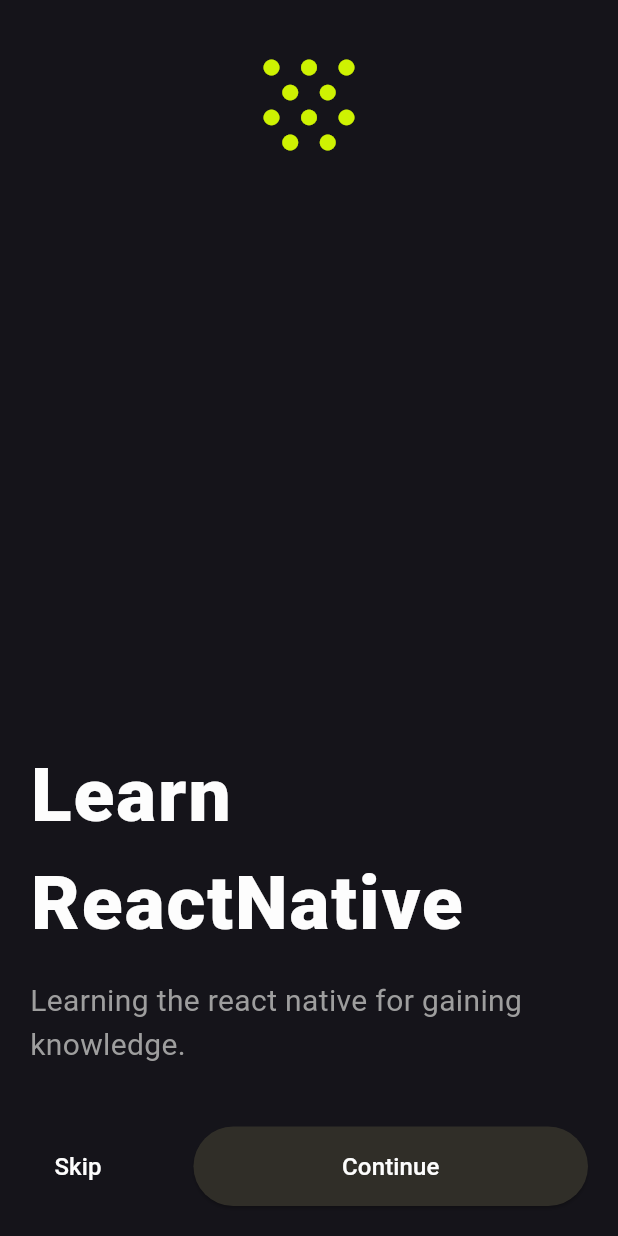
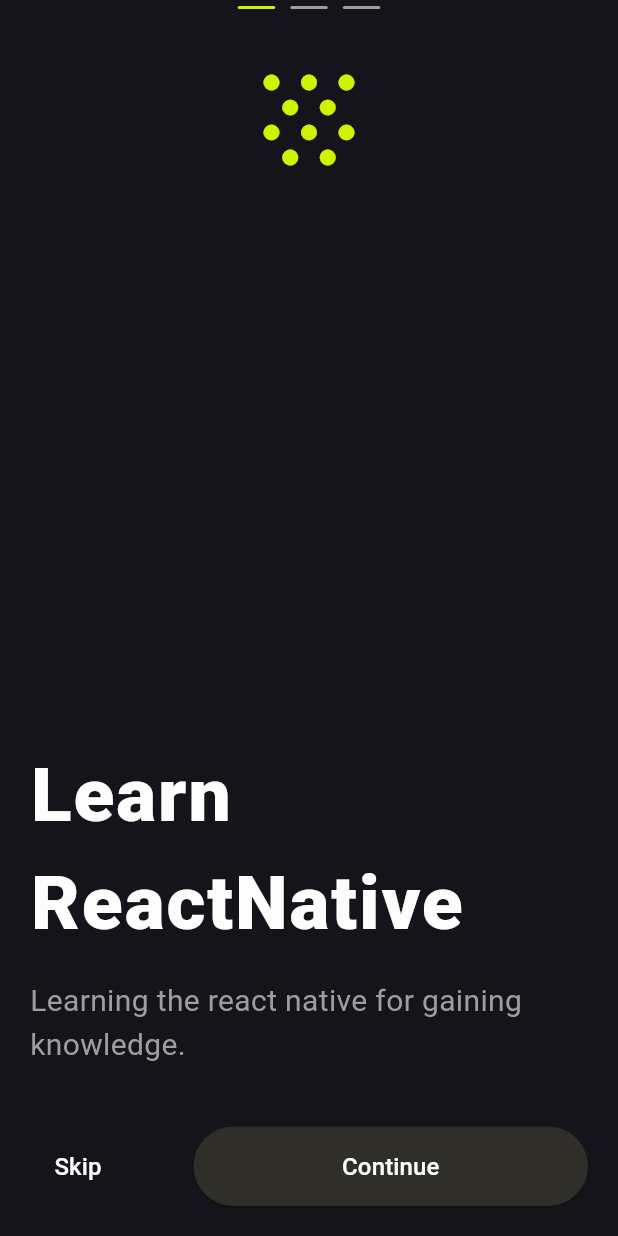
Before and after one commit to lamsalsangam/Flutter, a Flutter app: the OnboardingScreen screen opened directly, on a phone screen of 412 x 824 dp. Run offline on Flutter 3.47's test engine with Material 3 defaults, Android fonts, the phone set to English and light mode, and no system bars; our stand-ins replace firebase_auth, firebase_core, flutter_dotenv, flutter_spinkit, google_fonts; accounts and stored records are empty.

Commit message:
Made the step indicator

```diff
--- a/0. Dev/day_1/lib/screens/days/day2/onboarding.dart
+++ b/0. Dev/day_1/lib/screens/days/day2/onboarding.dart
@@ -1,4 +1,5 @@
 import 'package:flutter/material.dart';
+import 'package:flutter/services.dart';
 
 class OnboardingStep {
   late IconData icon;
@@ -37,6 +38,12 @@ class OnboardingScreen extends StatelessWidget {
 
   @override
   Widget build(BuildContext context) {
+    SystemChrome.setSystemUIOverlayStyle(
+      SystemUiOverlayStyle.dark.copyWith(
+        statusBarColor: Colors.transparent,
+        statusBarIconBrightness: Brightness.light,
+      ),
+    );
     return const Scaffold(
       backgroundColor: Color(0xFF15141A),
       body: SafeArea(
@@ -81,10 +88,15 @@ class _OnBoardScreenState extends State<OnBoardScreen> {
   }
 
   @override
+  @override
   Widget build(BuildContext context) {
     final data = onboardingSteps[screenIndex];
 
-    return GestureDetector(
+    return Column(
+      children: [
+        SizedBox(height: 10.0, child: buildStepIndicator()),
+        Expanded(
+          child: GestureDetector(
             behavior: HitTestBehavior.translucent,
             onHorizontalDragEnd: (details) {
               if (details.primaryVelocity! > 0) {
@@ -170,6 +182,28 @@ class _OnBoardScreenState extends State<OnBoardScreen> {
                 ],
               ),
             ),
+          ),
+        ),
+      ],
+    );
+  }
+
+  Row buildStepIndicator() {
+    return Row(
+      mainAxisAlignment: MainAxisAlignment.center,
+      children: onboardingSteps.map((step) {
+        int index = onboardingSteps.indexOf(step);
+        return Container(
+          width: 25,
+          height: 2,
+          margin: const EdgeInsets.symmetric(horizontal: 5),
+          decoration: BoxDecoration(
+            shape: BoxShape.rectangle,
+            borderRadius: const BorderRadius.all(Radius.circular(50.0)),
+            color: index == screenIndex ? const Color(0xFFCEF202) : Colors.grey,
+          ),
+        );
+      }).toList(),
     );
   }
 }
```
Also changed, not shown: 0. Dev/day_1/lib/screens/days/day2/day_2.dart (line endings or trailing spaces). Lines whose indentation alone changed are shown as unchanged.
